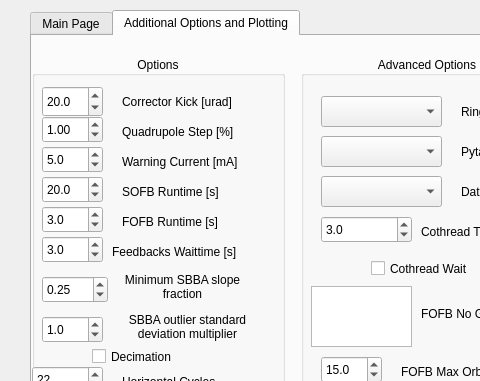
This is src/dls_bba/fbba_gui.ui in DiamondLightSource/dls-bba as Qt 5 draws it before an edit; both pictures show x 0 to 480 and y 0 to 381 of the 843 by 772 pixel window. The edited form follows.
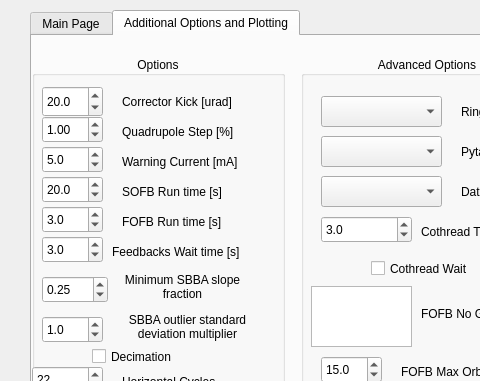
This is the edited form.

Commit message: Wait time and run time

Patch:
```diff
--- a/src/dls_bba/fbba_gui.ui
+++ b/src/dls_bba/fbba_gui.ui
@@ -831,7 +831,7 @@
            </rect>
           </property>
           <property name="text">
-           <string>SOFB Runtime [s]</string>
+           <string>SOFB Run time [s]</string>
           </property>
          </widget>
          <widget class="QDoubleSpinBox" name="config_sofb_runtime">
@@ -888,7 +888,7 @@
            </rect>
           </property>
           <property name="text">
-           <string>Feedbacks Waittime [s]</string>
+           <string>Feedbacks Wait time [s]</string>
           </property>
          </widget>
          <widget class="QDoubleSpinBox" name="config_runtime">
@@ -923,7 +923,7 @@
            </rect>
           </property>
           <property name="text">
-           <string>FOFB Runtime [s]</string>
+           <string>FOFB Run time [s]</string>
           </property>
          </widget>
          <widget class="QDoubleSpinBox" name="config_sbba_min_frac">
```
Left out of the diff: 6 changed lines with no effect on the pictures. The commit also changes 3 other files.
